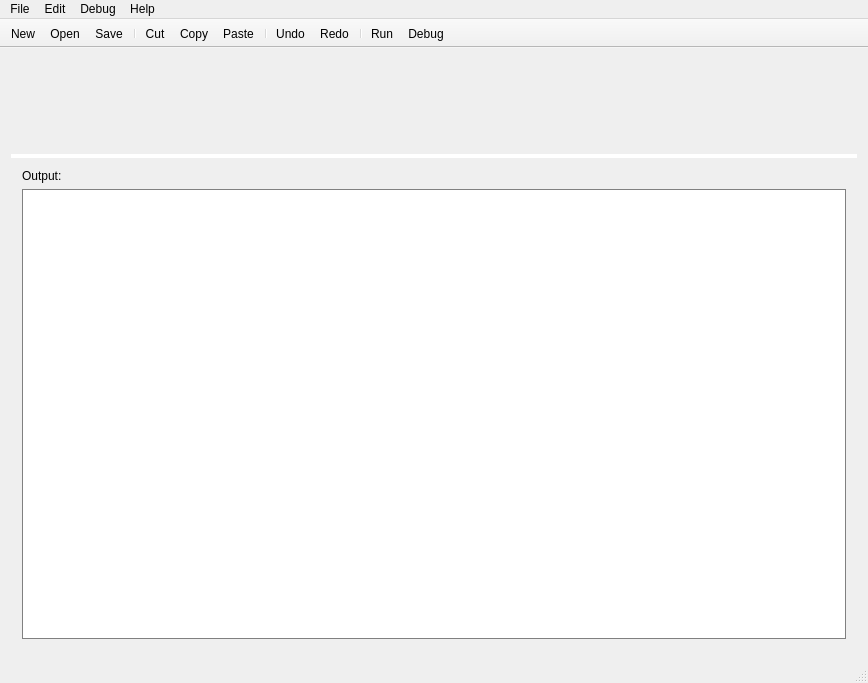
Old version of the form source/ide/mainwindow.ui in the repository IanFinlayson/tetra.
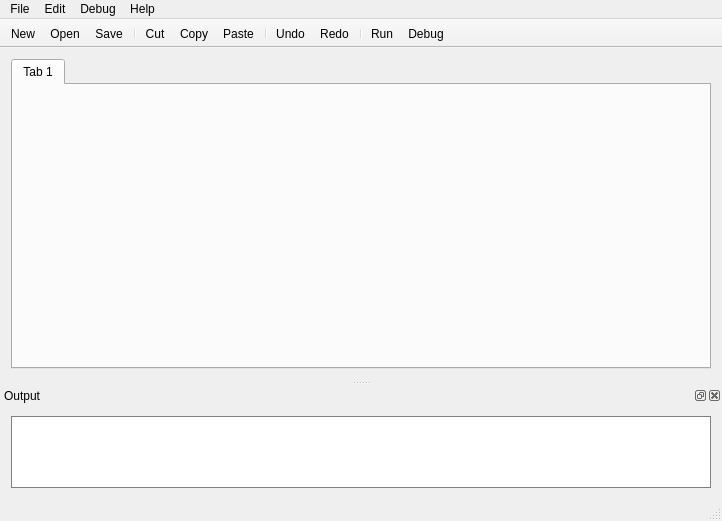
New version of the form. Icons and pictures are not drawn. Custom widgets are drawn as their Qt base class.

Commit message: Change IDE window so editor is tabbed and output is docked

The edit to the form file:
```diff
--- a/source/ide/mainwindow.ui
+++ b/source/ide/mainwindow.ui
@@ -6,8 +6,8 @@
    <rect>
     <x>0</x>
     <y>0</y>
-    <width>868</width>
-    <height>683</height>
+    <width>722</width>
+    <height>521</height>
    </rect>
   </property>
   <property name="windowTitle">
@@ -35,90 +35,14 @@
       <property name="orientation">
        <enum>Qt::Vertical</enum>
       </property>
-      <widget class="QWidget" name="layoutWidget">
-       <layout class="QGridLayout" name="gridLayout">
-        <item row="0" column="0">
-         <widget class="Editor" name="input" native="true">
-          <property name="sizePolicy">
-           <sizepolicy hsizetype="Expanding" vsizetype="Expanding">
-            <horstretch>0</horstretch>
-            <verstretch>0</verstretch>
-           </sizepolicy>
-          </property>
-          <property name="sizeIncrement">
-           <size>
-            <width>1</width>
-            <height>1</height>
-           </size>
-          </property>
-          <property name="mouseTracking">
-           <bool>false</bool>
-          </property>
-          <property name="contextMenuPolicy">
-           <enum>Qt::DefaultContextMenu</enum>
-          </property>
-         </widget>
-        </item>
-       </layout>
-      </widget>
-      <widget class="QSplitter" name="splitter">
-       <property name="styleSheet">
-        <string notr="true">QSplitter::handle{
-background-color: white;
-}</string>
+      <widget class="QTabWidget" name="tabWidget">
+       <property name="currentIndex">
+        <number>0</number>
        </property>
-       <property name="orientation">
-        <enum>Qt::Vertical</enum>
-       </property>
-       <widget class="QWidget" name="layoutWidget">
-        <layout class="QVBoxLayout" name="verticalLayout">
-         <item>
-          <widget class="QLabel" name="outputLabel">
-           <property name="text">
-            <string>Output:</string>
-           </property>
-          </widget>
-         </item>
-         <item>
-          <widget class="QTextEdit" name="output">
-           <property name="sizePolicy">
-            <sizepolicy hsizetype="MinimumExpanding" vsizetype="MinimumExpanding">
-             <horstretch>0</horstretch>
-             <verstretch>0</verstretch>
-            </sizepolicy>
-           </property>
-           <property name="autoFillBackground">
-            <bool>false</bool>
-           </property>
-           <property name="styleSheet">
-            <string notr="true">QTextEdit{
-border: 1px solid grey;
-}</string>
-           </property>
-           <property name="frameShadow">
-            <enum>QFrame::Plain</enum>
-           </property>
-           <property name="verticalScrollBarPolicy">
-            <enum>Qt::ScrollBarAsNeeded</enum>
-           </property>
-           <property name="horizontalScrollBarPolicy">
-            <enum>Qt::ScrollBarAsNeeded</enum>
-           </property>
-           <property name="sizeAdjustPolicy">
-            <enum>QAbstractScrollArea::AdjustToContentsOnFirstShow</enum>
-           </property>
-           <property name="lineWrapMode">
-            <enum>QTextEdit::WidgetWidth</enum>
-           </property>
-           <property name="readOnly">
-            <bool>true</bool>
-           </property>
-           <property name="placeholderText">
-            <string/>
-           </property>
-          </widget>
-         </item>
-        </layout>
+       <widget class="Editor" name="input">
+        <attribute name="title">
+         <string>Tab 1</string>
+        </attribute>
        </widget>
       </widget>
      </widget>
@@ -179,7 +103,7 @@
     <rect>
      <x>0</x>
      <y>0</y>
-     <width>868</width>
+     <width>722</width>
      <height>16</height>
     </rect>
    </property>
@@ -233,6 +157,57 @@
    <addaction name="menuDebug"/>
    <addaction name="menuHelp"/>
   </widget>
+  <widget class="QDockWidget" name="dockWidget">
+   <property name="windowTitle">
+    <string>Output</string>
+   </property>
+   <attribute name="dockWidgetArea">
+    <number>8</number>
+   </attribute>
+   <widget class="QWidget" name="dockWidgetContents">
+    <layout class="QVBoxLayout" name="verticalLayout">
+     <item>
+      <widget class="QTextEdit" name="output">
+       <property name="sizePolicy">
+        <sizepolicy hsizetype="MinimumExpanding" vsizetype="MinimumExpanding">
+         <horstretch>0</horstretch>
+         <verstretch>0</verstretch>
+        </sizepolicy>
+       </property>
+       <property name="autoFillBackground">
+        <bool>false</bool>
+       </property>
+       <property name="styleSheet">
+        <string notr="true">QTextEdit{
+border: 1px solid grey;
+}</string>
+       </property>
+       <property name="frameShadow">
+        <enum>QFrame::Plain</enum>
+       </property>
+       <property name="verticalScrollBarPolicy">
+        <enum>Qt::ScrollBarAsNeeded</enum>
+       </property>
+       <property name="horizontalScrollBarPolicy">
+        <enum>Qt::ScrollBarAsNeeded</enum>
+       </property>
+       <property name="sizeAdjustPolicy">
+        <enum>QAbstractScrollArea::AdjustToContentsOnFirstShow</enum>
+       </property>
+       <property name="lineWrapMode">
+        <enum>QTextEdit::WidgetWidth</enum>
+       </property>
+       <property name="readOnly">
+        <bool>true</bool>
+       </property>
+       <property name="placeholderText">
+        <string/>
+       </property>
+      </widget>
+     </item>
+    </layout>
+   </widget>
+  </widget>
   <action name="actionSave">
    <property name="icon">
     <iconset resource="resources.qrc">
```
The commit also changes 1 other file.
